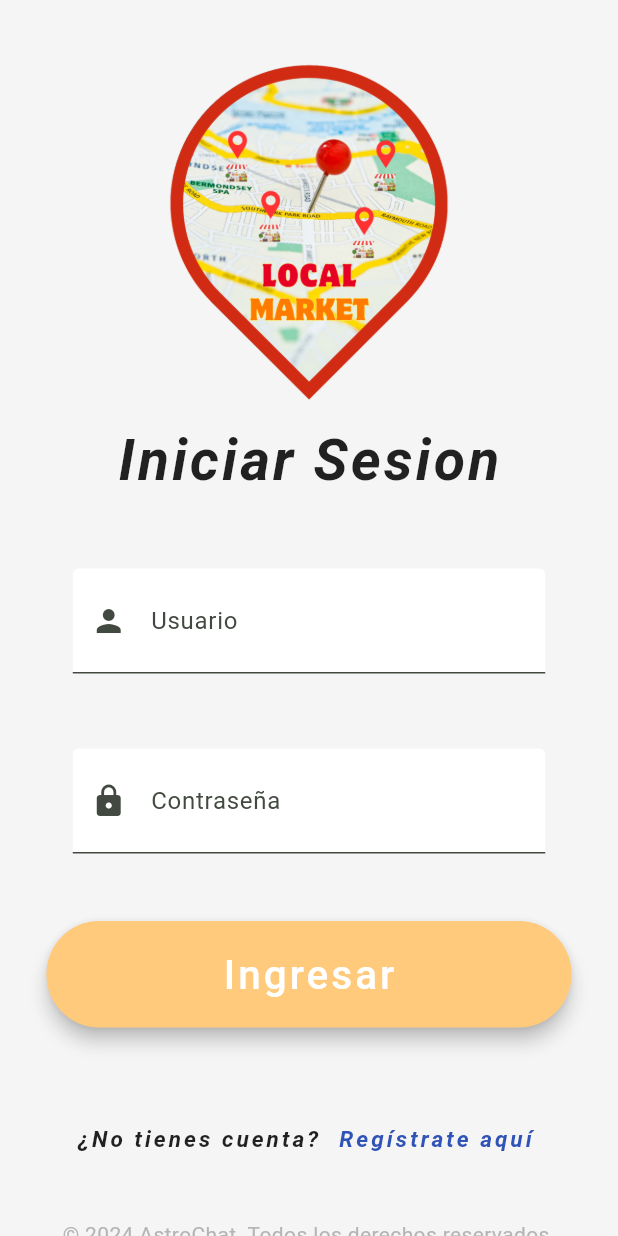
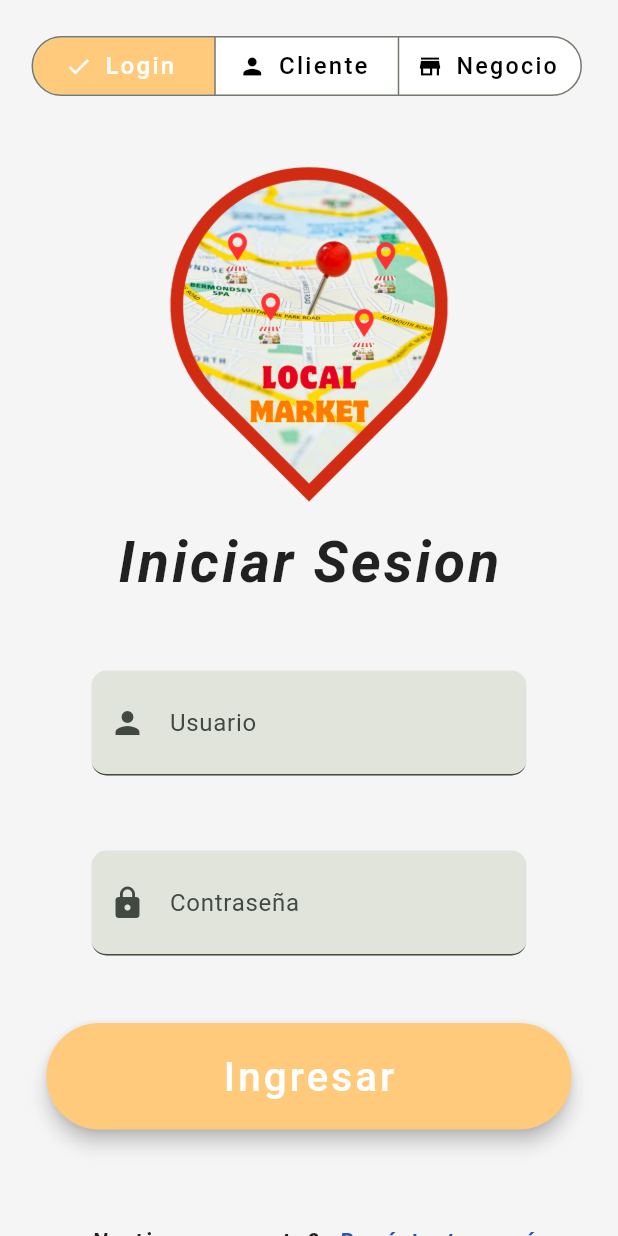
Before and after one commit to Litardo-Jardy/LocalMarket, a Flutter app: the Loggin screen opened by its route, on a phone screen of 412 x 824 dp. Run offline on Flutter 3.47's test engine with Material 3 defaults, Android fonts, the light colour scheme and no system bars; our stand-ins replace geolocator, google_maps_flutter; missing offline and left inert: dart:html.

Commit message:
Bases del rediseño aplicado en el modulo de registro

```diff
--- a/lib/Pages/Login/login.dart
+++ b/lib/Pages/Login/login.dart
@@ -1,6 +1,7 @@
 import 'package:flutter/material.dart';
 import 'package:local_market/Pages/Login/validation.dart';
 import 'package:local_market/Services/button.dart';
+import 'package:local_market/Services/registerBar.dart';
 import 'package:provider/provider.dart';
 
 import 'package:local_market/State/sesion.dart';
@@ -49,6 +50,8 @@ class _Loggin extends State<Loggin> {
                 child: Column(
                   crossAxisAlignment: CrossAxisAlignment.start,
                   children: [
+                    const SizedBox(height: 20),
+                    const NavigatorRegister(selectPages: "login"),
                     const SizedBox(
                       width: 370,
                       child: Column(
--- a/lib/Services/button.dart
+++ b/lib/Services/button.dart
@@ -23,15 +23,15 @@ class CustomField extends StatelessWidget {
   @override
   Widget build(BuildContext context) {
     return SizedBox(
-      width: 315,
+      width: 290,
       child: TextField(
         controller: controller,
         decoration: InputDecoration(
           filled: true,
-          fillColor: Colors.white,
           labelText: label,
-          border: const UnderlineInputBorder(
-            borderSide: BorderSide(
+          border: UnderlineInputBorder(
+            borderRadius: BorderRadius.circular(10),
+            borderSide: const BorderSide(
               color: Colors.grey, // Color del borde
               width: 1.0, // Grosor del borde
             ),
--- a/lib/Services/registerBar.dart
+++ b/lib/Services/registerBar.dart
@@ -4,7 +4,8 @@ import 'package:local_market/Pages/Register/register_client.dart';
 import 'package:local_market/Pages/Register/register_negocio.dart';
 
 class NavigatorRegister extends StatefulWidget {
-  const NavigatorRegister({super.key});
+  final String selectPages;
+  const NavigatorRegister({super.key, required this.selectPages});
 
   @override
   State<NavigatorRegister> createState() => _NavigatorRegisterState();
@@ -12,6 +13,12 @@ class NavigatorRegister extends StatefulWidget {
 
 class _NavigatorRegisterState extends State<NavigatorRegister> {
   String selectPage = "login";
+
+  @override
+  void initState() {
+    super.initState();
+    selectPage = widget.selectPages;
+  }
 
   @override
   Widget build(BuildContext context) {
@@ -34,7 +41,7 @@ class _NavigatorRegisterState extends State<NavigatorRegister> {
                 style: TextStyle(fontSize: 16, letterSpacing: 1.5)),
             icon: Icon(Icons.person)),
         ButtonSegment<String>(
-            value: "Negocio",
+            value: "negocio",
             label: Text('Negocio',
                 style: TextStyle(fontSize: 15.5, letterSpacing: 1.5)),
             icon: Icon(Icons.store)),
@@ -46,7 +53,7 @@ class _NavigatorRegisterState extends State<NavigatorRegister> {
         });
 
         switch (selectPage) {
-          case 'Login':
+          case 'login':
             Navigator.push(context,
                 MaterialPageRoute(builder: (context) => const Loggin()));
             break;
@@ -56,7 +63,7 @@ class _NavigatorRegisterState extends State<NavigatorRegister> {
                 MaterialPageRoute(
                     builder: (context) => const RegisterCliente()));
             break;
-          case 'Negocio':
+          case 'negocio':
             Navigator.push(
                 context,
                 MaterialPageRoute(
--- a/pubspec.yaml
+++ b/pubspec.yaml
@@ -53,6 +53,9 @@ flutter:
    - lib/assets/logo.png
    - lib/assets/store.jpeg
    - lib/assets/Team.jpeg
+   - lib/assets/localmarketbg.jpg
+   - lib/assets/city.png
+   - lib/assets/gradiant.png
 
   # To add custom fonts to your application, add a fonts section here,
   # in this "flutter" section. Each entry in this list should have a
```
Also changed, not shown: lib/Pages/Register/register_client.dart (+33 -8 lines), lib/assets/city.png (added), lib/assets/gradiant.png (added), lib/assets/localmarketbg.jpg (added).
